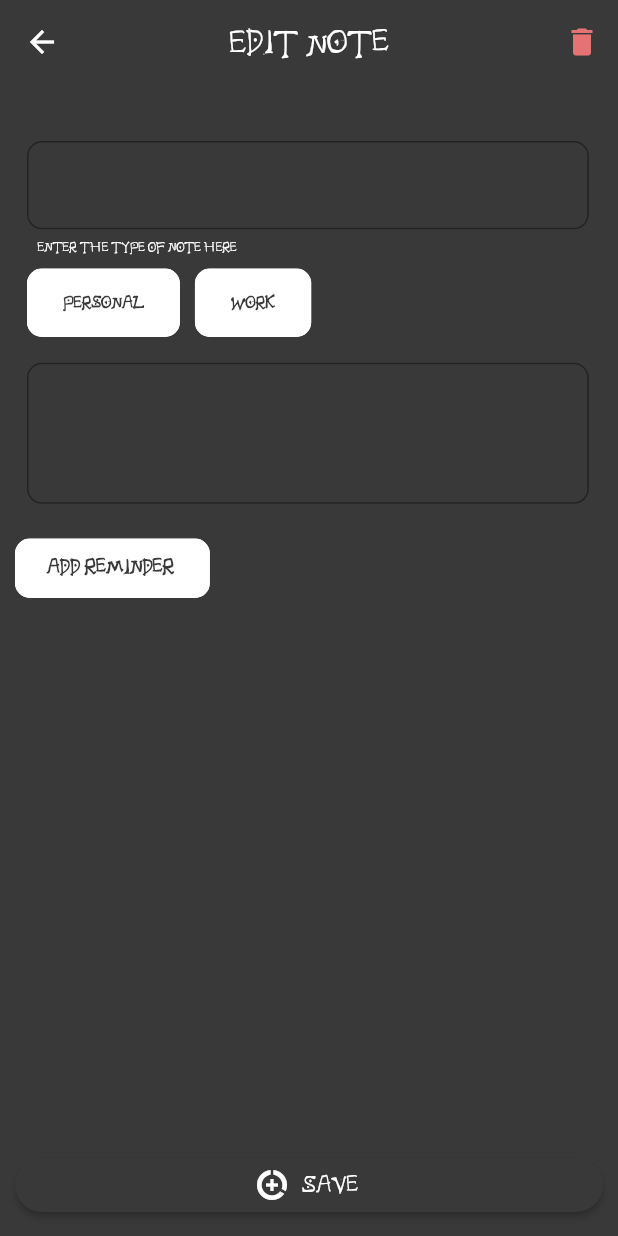
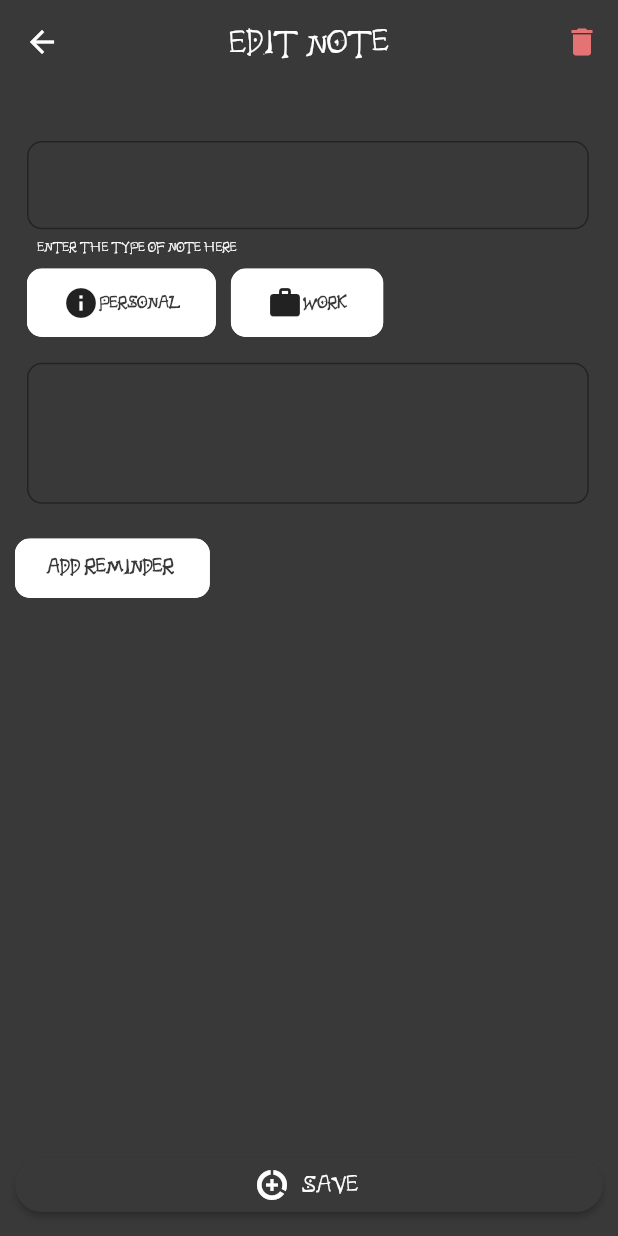
Before and after one commit to z3sh4n/deathnote, a Flutter app: the EditNote screen opened directly with empty values, on a phone screen of 412 x 824 dp. Run offline on Flutter 3.47's test engine with Material 2 defaults, Android fonts, the phone set to English and light mode, and no system bars; our stand-ins replace cloud_firestore, connectivity_plus, firebase_auth, firebase_core, flutter_login, flutter_staggered_animations and 1 more; accounts and stored records are empty.

Commit message:
pad in BS icon in Chip etc.

```diff
--- a/lib/Screens/edit_note_screen.dart
+++ b/lib/Screens/edit_note_screen.dart
@@ -91,11 +91,14 @@ class _EditNoteState extends State<EditNote> {
                   children: [
                     TypeChip(
                       tx: 'personal',
+                      ic: Icons.info,
                       type: type,
                     ),
                     const SizedBox(width: 10),
                     TypeChip(
                       tx: 'Work',
+                                            ic: Icons.work,
+
                       type: type,
                     ),
                   ],
--- a/lib/Widgets/new_note.dart
+++ b/lib/Widgets/new_note.dart
@@ -30,7 +30,8 @@ class _NewNoteState extends State<NewNote> {
   Widget build(BuildContext context) {
     final size = MediaQuery.of(context).size;
     return Padding(
-      padding: const EdgeInsets.all(8.0),
+      padding:
+          EdgeInsets.only(bottom: MediaQuery.of(context).viewInsets.bottom),
       child: SizedBox(
         height: 500,
         child: Stack(children: [
@@ -54,11 +55,13 @@ class _NewNoteState extends State<NewNote> {
                       children: [
                         TypeChip(
                           tx: 'personal',
+                          ic: Icons.info,
                           type: type,
                         ),
                         const SizedBox(width: 10),
                         TypeChip(
                           tx: 'Work',
+                          ic: Icons.work,
                           type: type,
                         ),
                       ],
--- a/lib/Widgets/type_chip.dart
+++ b/lib/Widgets/type_chip.dart
@@ -4,7 +4,9 @@ import 'package:flutter/material.dart';
 class TypeChip extends StatefulWidget {
   final String tx;
   String type;
-   TypeChip({Key? key, required this.tx, required this.type}) : super(key: key);
+  IconData ic;
+  TypeChip({Key? key, required this.tx, required this.type, required this.ic})
+      : super(key: key);
 
   @override
   _TypeChipState createState() => _TypeChipState();
@@ -16,17 +18,24 @@ class _TypeChipState extends State<TypeChip> {
     return InkWell(
       onTap: () {
         setState(() {
-         widget.type = widget.tx;
+          widget.type = widget.tx;
         });
       },
       child: Chip(
         backgroundColor: kWhiteColor,
-        label: Text(widget.tx),
+        label: Row(
+          children: [
+             Icon(widget.ic),
+            Text(widget.tx),
+          ],
+        ),
         shape: RoundedRectangleBorder(
             borderRadius: BorderRadius.circular(10),
             side: BorderSide(
               width: 3,
-              color: widget.type == widget.tx ? kLightBlackColor : Colors.transparent,
+              color: widget.type == widget.tx
+                  ? kLightBlackColor
+                  : Colors.transparent,
             )),
         labelPadding: const EdgeInsets.symmetric(vertical: 3.8, horizontal: 17),
         labelStyle: const TextStyle(
--- a/pubspec.yaml
+++ b/pubspec.yaml
@@ -42,6 +42,8 @@ dependencies:
   flutter_staggered_animations: ^1.0.0
   cloud_firestore: ^2.5.3
   get: ^4.3.8
+  connectivity_plus: ^2.0.2
+  connectivity: ^3.0.6
 
 dev_dependencies:
   flutter_test:
```
Also changed, not shown: lib/Screens/404_error_screen.dart (added, +21 -0 lines), lib/Screens/home_screen.dart (+42 -7 lines), pubspec.lock, 2 other files.
